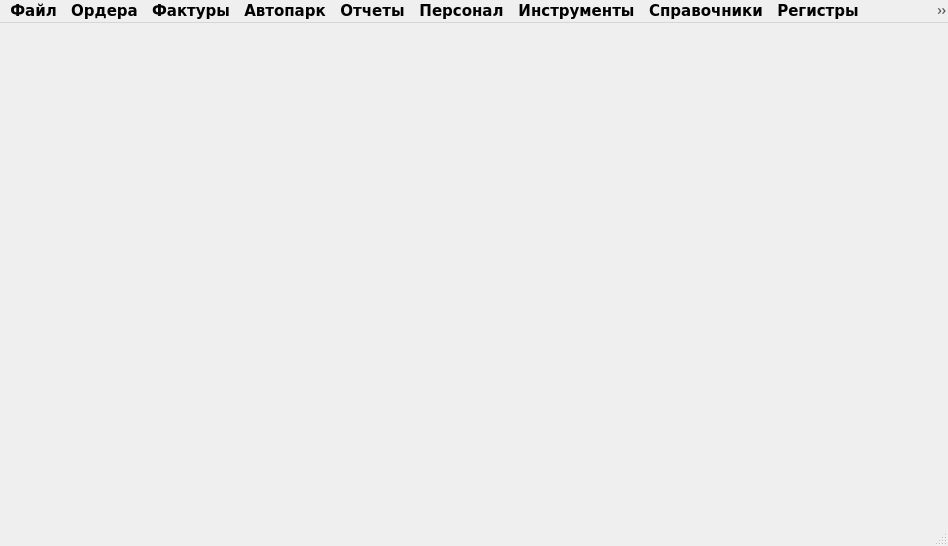
First picture: the form in MainWindow/mainwindow.ui, repository Sakton/CONVEYANCE_QV1, before the edit.
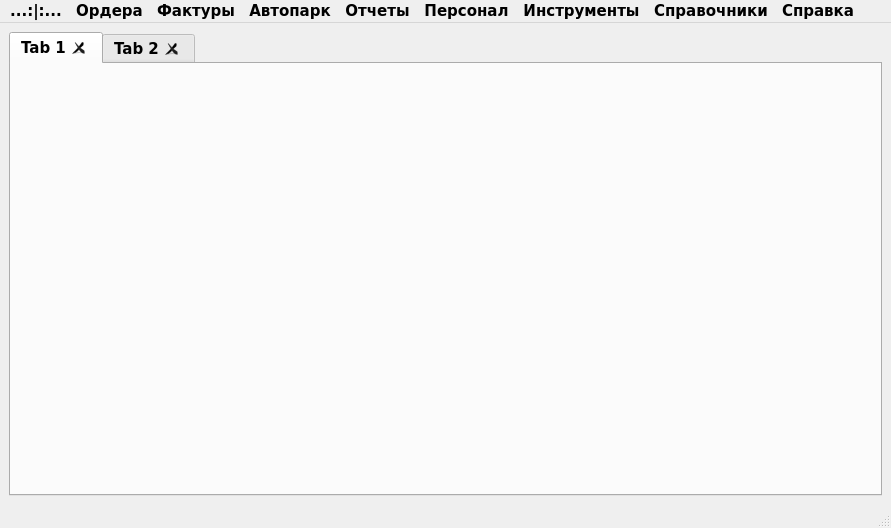
Second picture: the form after the edit. Icons and pictures are not drawn.

```diff
--- a/MainWindow/mainwindow.ui
+++ b/MainWindow/mainwindow.ui
@@ -6,8 +6,8 @@
    <rect>
     <x>0</x>
     <y>0</y>
-    <width>948</width>
-    <height>546</height>
+    <width>891</width>
+    <height>528</height>
    </rect>
   </property>
   <property name="font">
@@ -21,13 +21,54 @@
   <property name="windowTitle">
    <string>MainWindow</string>
   </property>
-  <widget class="QWidget" name="centralwidget"/>
+  <widget class="QWidget" name="centralwidget">
+   <layout class="QGridLayout" name="gridLayout">
+    <item row="0" column="0">
+     <widget class="QTabWidget" name="tabWidget">
+      <property name="tabPosition">
+       <enum>QTabWidget::North</enum>
+      </property>
+      <property name="tabShape">
+       <enum>QTabWidget::Rounded</enum>
+      </property>
+      <property name="currentIndex">
+       <number>0</number>
+      </property>
+      <property name="elideMode">
+       <enum>Qt::ElideLeft</enum>
+      </property>
+      <property name="documentMode">
+       <bool>false</bool>
+      </property>
+      <property name="tabsClosable">
+       <bool>true</bool>
+      </property>
+      <property name="movable">
+       <bool>true</bool>
+      </property>
+      <property name="tabBarAutoHide">
+       <bool>true</bool>
+      </property>
+      <widget class="QWidget" name="tab">
+       <attribute name="title">
+        <string>Tab 1</string>
+       </attribute>
+      </widget>
+      <widget class="QWidget" name="tab_2">
+       <attribute name="title">
+        <string>Tab 2</string>
+       </attribute>
+      </widget>
+     </widget>
+    </item>
+   </layout>
+  </widget>
   <widget class="QMenuBar" name="menubar">
    <property name="geometry">
     <rect>
      <x>0</x>
      <y>0</y>
-     <width>948</width>
+     <width>891</width>
      <height>23</height>
     </rect>
    </property>
@@ -41,7 +82,7 @@
      </font>
     </property>
     <property name="title">
-     <string>Файл</string>
+     <string>...:|:...</string>
     </property>
     <addaction name="actionQuit"/>
    </widget>
@@ -102,19 +143,6 @@
      <string>Автопарк</string>
     </property>
    </widget>
-   <widget class="QMenu" name="menuRegistrer">
-    <property name="font">
-     <font>
-      <family>Verdana</family>
-      <pointsize>9</pointsize>
-      <weight>75</weight>
-      <bold>true</bold>
-     </font>
-    </property>
-    <property name="title">
-     <string>Регистры</string>
-    </property>
-   </widget>
    <widget class="QMenu" name="menuReport">
     <property name="font">
      <font>
@@ -178,7 +206,6 @@
    <addaction name="menuPersonal"/>
    <addaction name="menuTool"/>
    <addaction name="menuCatalog"/>
-   <addaction name="menuRegistrer"/>
    <addaction name="menu_8"/>
   </widget>
   <widget class="QStatusBar" name="statusbar"/>
```
Left out of the diff: 8 changed lines with no effect on the pictures.
